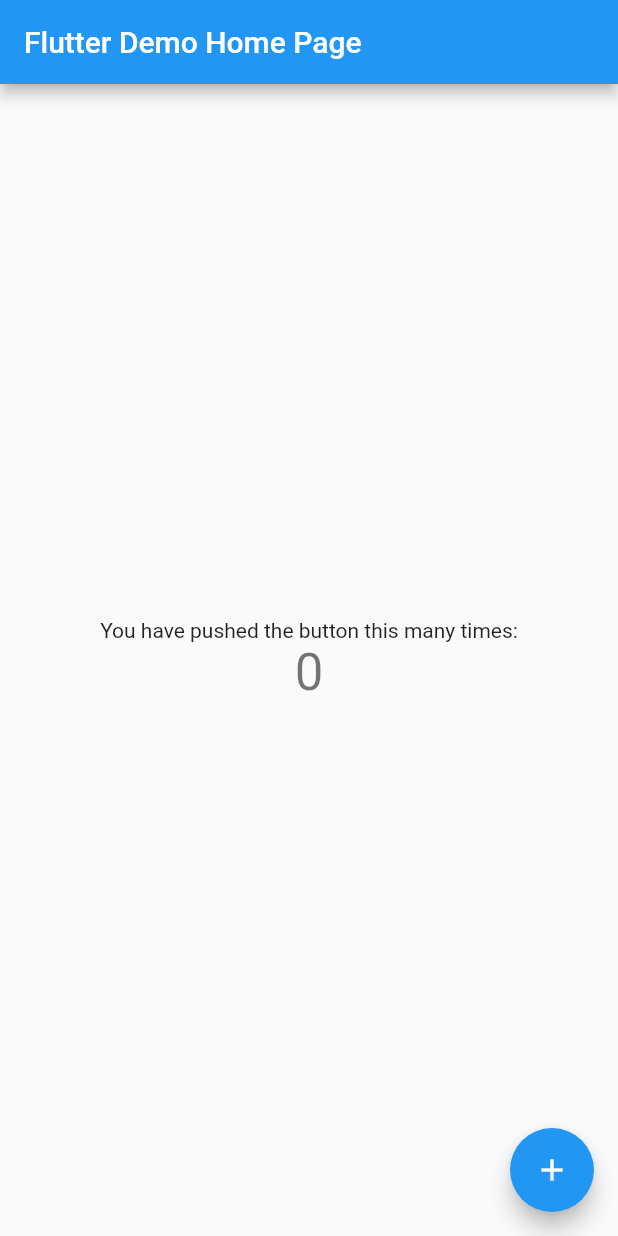
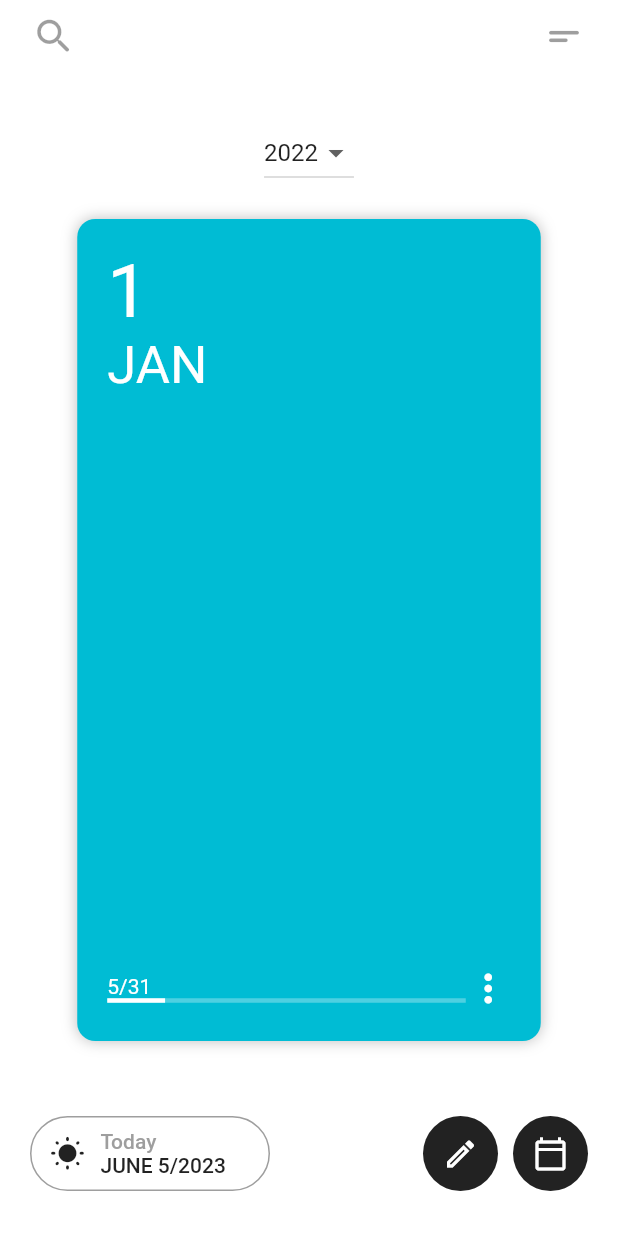
Before and after one commit to bryanyong98/cards-diary, a Flutter app: the screen it shows after launch, on a phone screen of 412 x 824 dp. Run offline on Flutter 3.47's test engine with Material 2 defaults, Android fonts, the phone set to English and light mode, and no system bars.

```diff
--- /dev/null
+++ b/lib/home_page.dart
@@ -0,0 +1,236 @@
+import 'package:flutter/material.dart';
+
+class HomePage extends StatefulWidget {
+  HomePage({Key key}) : super(key: key);
+
+  @override
+  _MyHomePageState createState() => _MyHomePageState();
+}
+
+class _MyHomePageState extends State<HomePage> {
+
+  @override
+  Widget build(BuildContext context) {
+    return Scaffold(
+      body: SafeArea(
+        child: Column(
+          children: [
+            // search and menu
+            Padding(padding: const EdgeInsets.symmetric(horizontal: 12),
+              child: Row(
+                mainAxisAlignment: MainAxisAlignment.spaceBetween,
+                children: [
+                  IconButton(
+                    icon: Icon(Icons.search_rounded),
+                    iconSize: 30.0,
+                    onPressed: null,
+                  ),
+                  IconButton(
+                      icon: Icon(Icons.short_text_rounded),
+                      iconSize: 30.0,
+                      onPressed: null
+                  )
+                ],
+              ),
+            ),
+            const SizedBox(height: 30.0),
+
+            // year selector
+            DropdownButton(
+                value: '2022',
+                items: [
+                  DropdownMenuItem(value: '2022', child: Text('2022'),
+
+                  ),
+                ],
+                onChanged: (value) {}
+            ),
+
+            // month cards
+            Expanded(
+              child: Container(
+                color: Colors.white,
+                padding: const EdgeInsets.symmetric(vertical: 20.0),
+                child: PageView(
+                  controller: PageController(
+                    initialPage: 0,
+                    viewportFraction: 0.75,
+                  ),
+                  scrollDirection: Axis.horizontal,
+                  children: [
+                    Container(
+                      decoration: BoxDecoration(
+                        color: Colors.cyan,
+                        borderRadius: BorderRadius.circular(12.0),
+                        boxShadow: const [
+                          BoxShadow(color: Colors.black26, blurRadius: 8.0),
+                        ]
+                      ),
+                      child: Padding(
+                        padding: const EdgeInsets.all(20.0),
+                        child: Column(
+                          crossAxisAlignment: CrossAxisAlignment.start,
+                          children: [
+                            const Text(
+                              '1',
+                              textScaleFactor: 3.5,
+                              style: TextStyle(
+                                color: Colors.white
+                              ),
+                            ),
+
+                            const Text(
+                              'JAN',
+                              textScaleFactor: 2.5,
+                              style: TextStyle(
+                                  color: Colors.white
+                              ),
+                            ),
+
+                            const Spacer(),
+
+                            Row(
+                              children: [
+                                // progress bar
+                                Expanded(
+                                  child: Column(
+                                    children: [
+                                      Text(
+                                          '5/31',
+                                          style: TextStyle(color: Colors.white),
+                                      ),
+
+                                      Container(
+                                        width: double.infinity,
+                                        height: 3.0,
+                                        color: Colors.white30,
+                                        child: FractionallySizedBox(
+                                          alignment: Alignment.centerLeft,
+                                          widthFactor: 5/31,
+                                          child: Container(
+                                            color: Colors.white,
+
+                                          ),
+                                        ),
+                                      ),
+                                    ],
+                                    crossAxisAlignment: CrossAxisAlignment.start,
+                                  ),
+                                ),
+
+                                // Option button
+                                const Icon(
+                                  Icons.more_vert_rounded,
+                                  color: Colors.white,
+                                  size: 30.0,
+                                ),
+                              ],
+                            ),
+
+                          ],
+                        ),
+
+                      ),
+                    ),
+                  ],
+                ),
+              ), ),
+
+            const SizedBox(height: 30.0),
+            // action button
+
+            Padding(
+              padding: const EdgeInsets.symmetric(horizontal: 20),
+              child: Row(
+                children: [
+                  // today chip
+                  Container(
+                    width: 160.0,
+                    height: 50.0,
+                    padding: const EdgeInsets.symmetric(horizontal: 12.0),
+                    decoration: BoxDecoration(
+                      border: Border.all(color: Colors.grey),
+                      borderRadius: BorderRadius.circular(25.0),
+                    ),
+
+                    alignment: Alignment.center,
+                    child: Row(
+                      mainAxisAlignment: MainAxisAlignment.center,
+                      children: [
+                        // weather icon
+                        Icon(Icons.wb_sunny_rounded),
+                        const SizedBox(width: 10.0),
+
+                        // today details
+                        Expanded(
+                          child: Column(
+                            crossAxisAlignment: CrossAxisAlignment.start,
+                            mainAxisAlignment: MainAxisAlignment.center,
+                            children: [
+                              Text(
+                                'Today',
+                                style: TextStyle(
+                                  color: Colors.grey,
+                                  fontWeight: FontWeight.w500,
+                                ),
+                              ),
+
+                              Text(
+                                'JUNE 5/2023',
+                                style: TextStyle(
+                                  fontWeight: FontWeight.w500,
+                                ),
+                              ),
+                            ],
+                          ),
+                        ),
+
+                      ],
+                    ),
+
+                  ),
+                  const Spacer(),
+                  // edit button
+
+                  Container(
+                    width: 50,
+                    height: 50,
+                    decoration: BoxDecoration(
+                      color: Colors.black87,
+                      shape: BoxShape.circle,
+                    ),
+                    child: const Icon(
+                      Icons.edit_outlined,
+                      color: Colors.white,
+                    ),
+                  ),
+
+                  const SizedBox(width: 10.0),
+
+
+
+                  // calendar switch button
+                  Container(
+                    width: 50,
+                    height: 50,
+                    decoration: BoxDecoration(
+                      color: Colors.black87,
+                      shape: BoxShape.circle,
+                    ),
+                    child: const Icon(
+                      Icons.calendar_today_outlined,
+                      color: Colors.white,
+                    ),
+                  ),
+
+                ],
+              ),
+
+            ),
+            const SizedBox(height: 30.0),
+          ],
+        ),
+      ),
+    );
+  }
+}
--- a/lib/main.dart
+++ b/lib/main.dart
@@ -1,6 +1,14 @@
 import 'package:flutter/material.dart';
+import 'home_page.dart';
+import 'package:flutter/services.dart';
 
 void main() {
+  SystemChrome.setSystemUIOverlayStyle(
+    SystemUiOverlayStyle(
+      statusBarColor: Colors.white,
+      statusBarIconBrightness: Brightness.dark,
+    ),
+  );
   runApp(MyApp());
 }
 
@@ -9,109 +17,11 @@ class MyApp extends StatelessWidget {
   @override
   Widget build(BuildContext context) {
     return MaterialApp(
-      title: 'Flutter Demo',
+      debugShowCheckedModeBanner: false,
       theme: ThemeData(
-        // This is the theme of your application.
-        //
-        // Try running your application with "flutter run". You'll see the
-        // application has a blue toolbar. Then, without quitting the app, try
-        // changing the primarySwatch below to Colors.green and then invoke
-        // "hot reload" (press "r" in the console where you ran "flutter run",
-        // or simply save your changes to "hot reload" in a Flutter IDE).
-        // Notice that the counter didn't reset back to zero; the application
-        // is not restarted.
-        primarySwatch: Colors.blue,
-        // This makes the visual density adapt to the platform that you run
-        // the app on. For desktop platforms, the controls will be smaller and
-        // closer together (more dense) than on mobile platforms.
-        visualDensity: VisualDensity.adaptivePlatformDensity,
+        scaffoldBackgroundColor: Colors.white,
       ),
-      home: MyHomePage(title: 'Flutter Demo Home Page'),
+      home: HomePage(),
     );
   }
 }
-
-class MyHomePage extends StatefulWidget {
-  MyHomePage({Key key, this.title}) : super(key: key);
-
-  // This widget is the home page of your application. It is stateful, meaning
-  // that it has a State object (defined below) that contains fields that affect
-  // how it looks.
-
-  // This class is the configuration for the state. It holds the values (in this
-  // case the title) provided by the parent (in this case the App widget) and
-  // used by the build method of the State. Fields in a Widget subclass are
-  // always marked "final".
-
-  final String title;
-
-  @override
-  _MyHomePageState createState() => _MyHomePageState();
-}
-
-class _MyHomePageState extends State<MyHomePage> {
-  int _counter = 0;
-
-  void _incrementCounter() {
-    setState(() {
-      // This call to setState tells the Flutter framework that something has
-      // changed in this State, which causes it to rerun the build method below
-      // so that the display can reflect the updated values. If we changed
-      // _counter without calling setState(), then the build method would not be
-      // called again, and so nothing would appear to happen.
-      _counter++;
-    });
-  }
-
-  @override
-  Widget build(BuildContext context) {
-    // This method is rerun every time setState is called, for instance as done
-    // by the _incrementCounter method above.
-    //
-    // The Flutter framework has been optimized to make rerunning build methods
-    // fast, so that you can just rebuild anything that needs updating rather
-    // than having to individually change instances of widgets.
-    return Scaffold(
-      appBar: AppBar(
-        // Here we take the value from the MyHomePage object that was created by
-        // the App.build method, and use it to set our appbar title.
-        title: Text(widget.title),
-      ),
-      body: Center(
-        // Center is a layout widget. It takes a single child and positions it
-        // in the middle of the parent.
-        child: Column(
-          // Column is also a layout widget. It takes a list of children and
-          // arranges them vertically. By default, it sizes itself to fit its
-          // children horizontally, and tries to be as tall as its parent.
-          //
-          // Invoke "debug painting" (press "p" in the console, choose the
-          // "Toggle Debug Paint" action from the Flutter Inspector in Android
-          // Studio, or the "Toggle Debug Paint" command in Visual Studio Code)
-          // to see the wireframe for each widget.
-          //
-          // Column has various properties to control how it sizes itself and
-          // how it positions its children. Here we use mainAxisAlignment to
-          // center the children vertically; the main axis here is the vertical
-          // axis because Columns are vertical (the cross axis would be
-          // horizontal).
-          mainAxisAlignment: MainAxisAlignment.center,
-          children: <Widget>[
-            Text(
-              'You have pushed the button this many times:',
-            ),
-            Text(
-              '$_counter',
-              style: Theme.of(context).textTheme.headline4,
-            ),
-          ],
-        ),
-      ),
-      floatingActionButton: FloatingActionButton(
-        onPressed: _incrementCounter,
-        tooltip: 'Increment',
-        child: Icon(Icons.add),
-      ), // This trailing comma makes auto-formatting nicer for build methods.
-    );
-  }
-}
```
Also changed, not shown: 1 other file.
